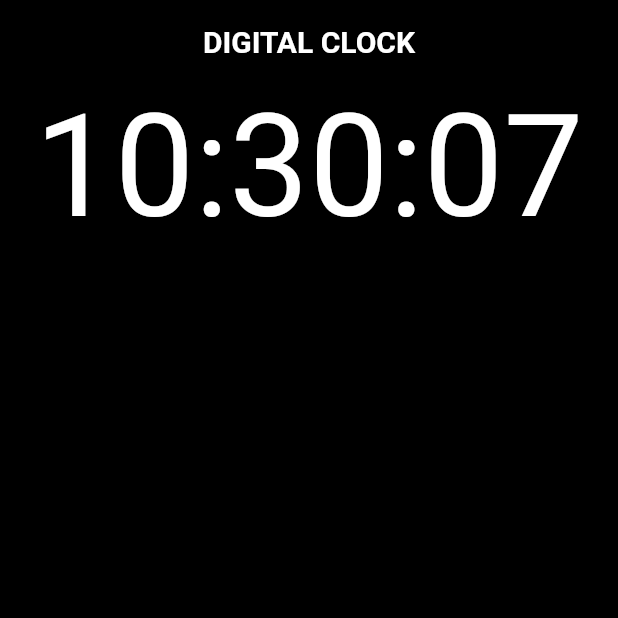
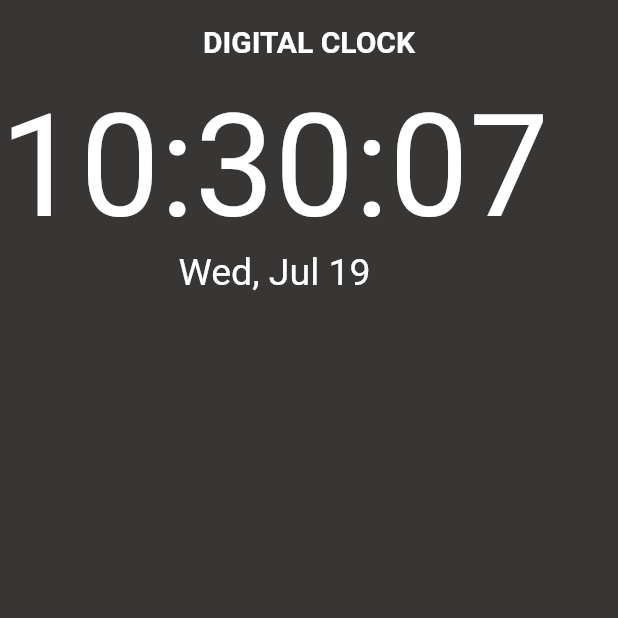
Before and after one commit to H11TM4N/flutter_projects, a Flutter app: the screen it shows after launch, on a phone screen of 412 x 824 dp, the top half of it. Run offline on Flutter 3.47's test engine with Material 2 defaults, Android fonts, the phone set to English and light mode, and no system bars.

Commit message:
Added the current date

```diff
--- a/Simple projects/digital_clock_app/lib/main.dart
+++ b/Simple projects/digital_clock_app/lib/main.dart
@@ -28,6 +28,7 @@ class ClockScreen extends StatefulWidget {
 
 class _ClockScreenState extends State<ClockScreen> {
   String _currentTime = ' ';
+  String _currentDate = ' ';
 
   @override
   void initState() {
@@ -38,6 +39,7 @@ class _ClockScreenState extends State<ClockScreen> {
   void _updateTime() {
     setState(() {
       _currentTime = DateFormat('HH:mm:ss').format(DateTime.now());
+      _currentDate = DateFormat('EEE, MMM d').format(DateTime.now());
     });
     Future.delayed(const Duration(seconds: 1), _updateTime);
   }
@@ -58,15 +60,23 @@ class _ClockScreenState extends State<ClockScreen> {
       ),
       body: Column(
         children: [
-          Center(
-            child: Text(
-              _currentTime,
-              style: const TextStyle(fontSize: 95.0, color: Colors.white,),
+          Text(
+            _currentTime,
+            style: const TextStyle(
+              fontSize: 95.0,
+              color: Colors.white,
+            ),
+          ),
+          Text(
+            _currentDate,
+            style: const TextStyle(
+              fontSize: 25.0,
+              color: Colors.white,
             ),
           ),
         ],
       ),
-      backgroundColor: Colors.black,
+      backgroundColor: const Color.fromARGB(255, 56, 53, 53),
     );
   }
 }
```
